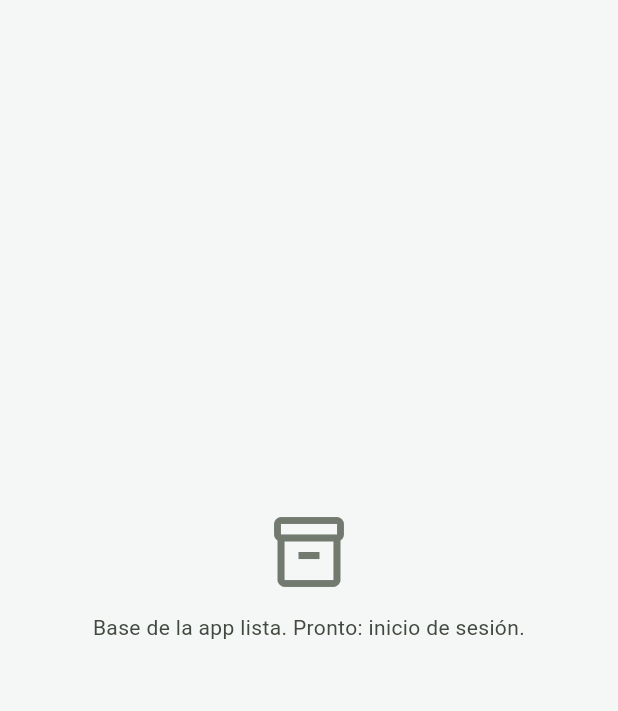
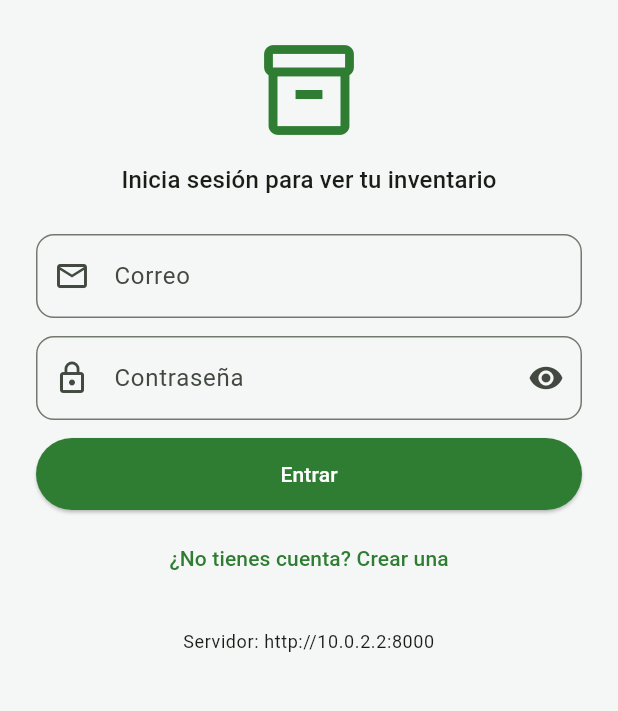
Before and after one commit to wsuarezu/controlinventario, a Flutter app: the screen it shows after launch, on a phone screen of 412 x 824 dp, the part 84-795 px from its top. Run offline on Flutter 3.47's test engine with Material 3 defaults, Android fonts, the light colour scheme and no system bars; our stand-ins replace dio, flutter_secure_storage, get, hive_flutter; accounts and stored records are empty.

Commit message:
feat: pantallas de login y registro, puerta de sesión y menú de cuenta

```diff
--- a/lib/main.dart
+++ b/lib/main.dart
@@ -2,16 +2,20 @@ import 'package:flutter/material.dart';
 import 'package:get/get.dart';
 import 'package:hive_flutter/hive_flutter.dart';
 
+import 'controllers/auth_controller.dart';
+import 'screens/root_shell.dart';
 import 'services/api_client.dart';
 import 'theme/app_theme.dart';
 import 'utils/reporte_errores.dart';
-import 'widgets/empty_view.dart';
 
 Future<void> main() async {
   WidgetsFlutterBinding.ensureInitialized();
   ReporteErrores.instalar();
   await Hive.initFlutter();
+  // Un solo cliente HTTP y un solo controlador de sesión para toda la app.
+  // Al crearse, AuthController comprueba si hay un token guardado.
   Get.put(ApiClient(), permanent: true);
+  Get.put(AuthController(), permanent: true);
   runApp(const InventarioApp());
 }
 
@@ -29,12 +33,7 @@ class InventarioApp extends StatelessWidget {
       theme: AppTheme.claro,
       darkTheme: AppTheme.oscuro,
       themeMode: ThemeMode.system,
-      home:
-          home ??
-          Scaffold(
-            appBar: AppBar(title: const Text('Control de Inventario')),
-            body: const EmptyView(mensaje: 'Base de la app lista. Pronto: inicio de sesión.'),
-          ),
+      home: home ?? const PuertaSesion(),
     );
   }
 }
--- /dev/null
+++ b/lib/screens/login_screen.dart
@@ -0,0 +1,152 @@
+import 'package:flutter/material.dart';
+import 'package:get/get.dart';
+
+import '../config/api_config.dart';
+import '../controllers/auth_controller.dart';
+import '../theme/app_theme.dart';
+import '../utils/validadores.dart';
+import 'register_screen.dart';
+
+/// Inicio de sesión. Es la pantalla raíz mientras no hay sesión, así que no
+/// tiene botón de volver: la salida es entrar o crear una cuenta.
+class LoginScreen extends StatefulWidget {
+  const LoginScreen({super.key});
+
+  @override
+  State<LoginScreen> createState() => _LoginScreenState();
+}
+
+class _LoginScreenState extends State<LoginScreen> {
+  final _formKey = GlobalKey<FormState>();
+  final _email = TextEditingController();
+  final _password = TextEditingController();
+  final AuthController _auth = Get.find<AuthController>();
+  bool _verPassword = false;
+
+  @override
+  void initState() {
+    super.initState();
+    _auth.mensajeError.value = '';
+  }
+
+  @override
+  void dispose() {
+    _email.dispose();
+    _password.dispose();
+    super.dispose();
+  }
+
+  Future<void> _enviar() async {
+    if (!_formKey.currentState!.validate()) return;
+    FocusScope.of(context).unfocus();
+    await _auth.iniciarSesion(_email.text.trim(), _password.text);
+  }
+
+  @override
+  Widget build(BuildContext context) {
+    final tema = Theme.of(context);
+    return Scaffold(
+      appBar: AppBar(title: const Text('Control de Inventario')),
+      body: SafeArea(
+        child: Form(
+          key: _formKey,
+          child: ListView(
+            padding: const EdgeInsets.all(AppSpacing.xl),
+            children: [
+              Icon(Icons.inventory_2_outlined, size: 72, color: tema.colorScheme.primary),
+              const SizedBox(height: AppSpacing.md),
+              Text(
+                'Inicia sesión para ver tu inventario',
+                textAlign: TextAlign.center,
+                style: tema.textTheme.titleMedium,
+              ),
+              Obx(
+                () => _auth.avisoSesion.value.isEmpty
+                    ? const SizedBox(height: AppSpacing.xl)
+                    : Padding(
+                        padding: const EdgeInsets.symmetric(vertical: AppSpacing.md),
+                        child: Card(
+                          margin: EdgeInsets.zero,
+                          color: tema.colorScheme.errorContainer,
+                          child: Padding(
+                            padding: const EdgeInsets.all(AppSpacing.md),
+                            child: Text(
+                              _auth.avisoSesion.value,
+                              textAlign: TextAlign.center,
+                              style: TextStyle(color: tema.colorScheme.onErrorContainer),
+                            ),
+                          ),
+                        ),
+                      ),
+              ),
+              TextFormField(
+                controller: _email,
+                keyboardType: TextInputType.emailAddress,
+                autofillHints: const [AutofillHints.email],
+                textInputAction: TextInputAction.next,
+                decoration: const InputDecoration(
+                  labelText: 'Correo',
+                  prefixIcon: Icon(Icons.email_outlined),
+                ),
+                validator: Validadores.correo,
+              ),
+              const SizedBox(height: AppSpacing.md),
+              TextFormField(
+                controller: _password,
+                obscureText: !_verPassword,
+                textInputAction: TextInputAction.done,
+                onFieldSubmitted: (_) => _enviar(),
+                decoration: InputDecoration(
+                  labelText: 'Contraseña',
+                  prefixIcon: const Icon(Icons.lock_outline),
+                  suffixIcon: IconButton(
+                    tooltip: _verPassword ? 'Ocultar contraseña' : 'Mostrar contraseña',
+                    icon: Icon(_verPassword ? Icons.visibility_off : Icons.visibility),
+                    onPressed: () => setState(() => _verPassword = !_verPassword),
+                  ),
+                ),
+                validator: (v) => Validadores.requerido(v, campo: 'tu contraseña'),
+              ),
+              const SizedBox(height: AppSpacing.md),
+              Obx(
+                () => _auth.mensajeError.value.isEmpty
+                    ? const SizedBox.shrink()
+                    : Padding(
+                        padding: const EdgeInsets.only(bottom: AppSpacing.md),
+                        child: Text(
+                          _auth.mensajeError.value,
+                          textAlign: TextAlign.center,
+                          style: TextStyle(color: tema.colorScheme.error),
+                        ),
+                      ),
+              ),
+              Obx(
+                () => ElevatedButton(
+                  onPressed: _auth.cargando.value ? null : _enviar,
+                  child: _auth.cargando.value
+                      ? const SizedBox(
+                          height: 20,
+                          width: 20,
+                          child: CircularProgressIndicator(strokeWidth: 2),
+                        )
+                      : const Text('Entrar'),
+                ),
+              ),
+              const SizedBox(height: AppSpacing.sm),
+              TextButton(
+                onPressed: () => Get.to(() => const RegisterScreen()),
+                child: const Text('¿No tienes cuenta? Crear una'),
+              ),
+              const SizedBox(height: AppSpacing.xl),
+              Text(
+                'Servidor: ${ApiConfig.baseUrl}',
+                textAlign: TextAlign.center,
+                style: tema.textTheme.bodySmall,
+              ),
+            ],
+          ),
+        ),
+      ),
+    );
+  }
+}
```
Also changed, not shown: lib/screens/register_screen.dart (added, +122 -0 lines), lib/screens/root_shell.dart (added, +114 -0 lines), 2 other files.
